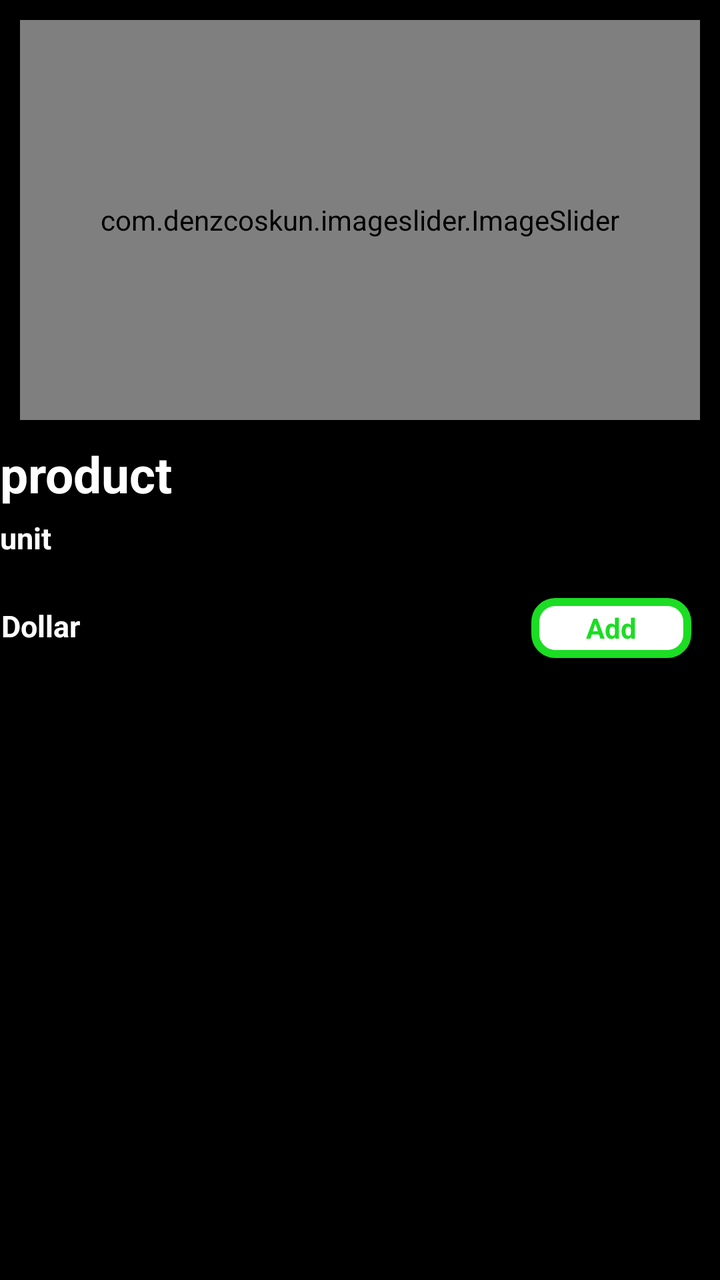
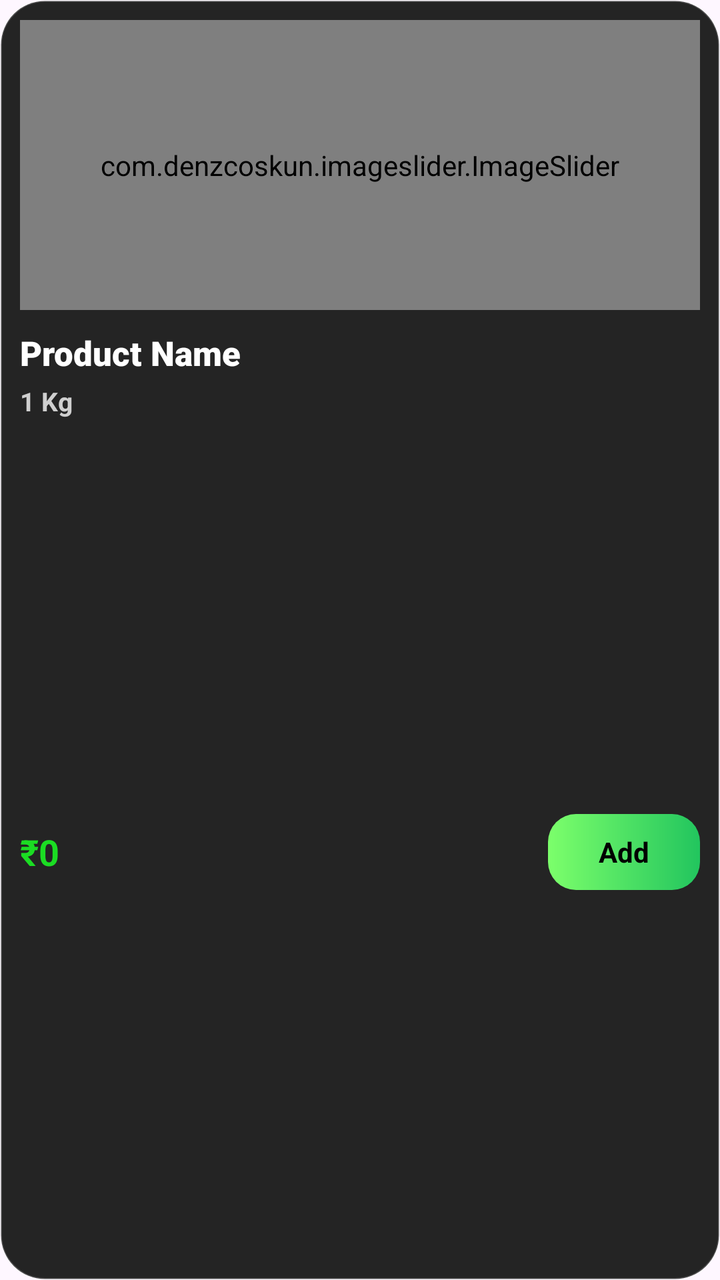

An Android layout rendered at two revisions. The XML below is the earlier revision; the diff shows what the commit changed to produce the second picture.
<!-- AndroidManifest.xml: application theme Theme.Blinklit -->
<!-- res/layout/sample_layout_item_view_product.xml -->
<?xml version="1.0" encoding="utf-8"?>
<LinearLayout xmlns:android="http://schemas.android.com/apk/res/android"
    xmlns:tools="http://schemas.android.com/tools"
    android:layout_width="match_parent"
    xmlns:app="http://schemas.android.com/apk/res-auto"
    android:id="@+id/linearViewPager"
    android:background="@color/black"
    android:orientation="vertical"
    android:layout_margin="10dp"
    android:layout_height="350dp">

    <LinearLayout
        android:layout_width="match_parent"
        android:layout_height="match_parent"
        android:orientation="vertical">

        <com.denzcoskun.imageslider.ImageSlider
            android:id="@+id/imageslider"
            android:layout_width="match_parent"
            app:iss_auto_cycle="false"
            android:layout_margin="10dp"
            app:iss_text_align="center"
            android:layout_height="200dp"/>


        <TextView
            android:id="@+id/showProductName"
            android:layout_width="match_parent"
            android:layout_height="wrap_content"
            android:background="@color/black"
            android:text="product"
            android:textColor="@color/white"
            android:textSize="25sp"
            android:textStyle="bold" />

        <TextView
            android:layout_width="wrap_content"
            android:layout_height="wrap_content"
            android:id="@+id/showProductUnit"
            android:textColor="@color/white"
            android:text="unit"
            android:layout_marginTop="5dp"
            android:textSize="15sp"
            android:textStyle="bold"/>

        <androidx.constraintlayout.widget.ConstraintLayout
            android:layout_width="match_parent"
            android:layout_height="50dp"
            android:layout_marginTop="10dp"
            android:gravity="center_vertical"
            android:orientation="horizontal">

            <TextView
                android:id="@+id/showProductPrice"
                android:layout_width="wrap_content"
                android:layout_height="wrap_content"
                android:layout_marginBottom="16dp"
                android:gravity="start"
                android:text="Dollar"
                android:textColor="@color/white"
                android:textSize="15sp"
                android:textStyle="bold"
                app:layout_constraintBottom_toBottomOf="parent"
                app:layout_constraintEnd_toStartOf="@+id/showProductAdd"
                app:layout_constraintHorizontal_bias="0.003"
                app:layout_constraintStart_toStartOf="parent" />

            <TextView
                android:id="@+id/showProductAdd"
                android:layout_width="80dp"
                android:layout_height="30dp"
                android:layout_margin="10dp"
                android:layout_marginBottom="8dp"
                android:background="@drawable/bg_show_item_view_home"
                android:gravity="center"
                android:text="Add"

                android:textColor="@color/green"
                android:textSize="14sp"
                android:textStyle="bold"
                android:visibility="visible"
                app:layout_constraintBottom_toBottomOf="parent"
                app:layout_constraintEnd_toEndOf="parent"
                app:layout_constraintHorizontal_bias="0.983"
                app:layout_constraintStart_toStartOf="parent" />

            <androidx.constraintlayout.widget.ConstraintLayout

                android:id="@+id/AddCart"
                android:layout_width="100dp"
                android:layout_height="wrap_content"
                app:layout_constraintBottom_toBottomOf="parent"
                android:background="@color/green"
                android:visibility="gone"
                app:layout_constraintEnd_toEndOf="parent"
                app:layout_constraintTop_toTopOf="parent">


                <TextView
                    android:id="@+id/sub"
                    android:layout_width="wrap_content"
                    android:layout_height="wrap_content"
                    android:layout_marginStart="16dp"
                    android:layout_weight="1"
                    android:text="-"
                    android:textColor="@color/white"
                    android:textSize="30sp"
                    android:textStyle="bold"
                    app:layout_constraintBottom_toBottomOf="parent"
                    app:layout_constraintStart_toStartOf="parent"
                    app:layout_constraintTop_toTopOf="parent"
                    app:layout_constraintVertical_bias="0.0" />

                <TextView
                    android:id="@+id/addnum"
                    android:layout_width="wrap_content"
                    android:layout_height="wrap_content"

                    android:layout_weight="1"
                    android:text="+"
                    android:textColor="@color/white"
                    android:textSize="30sp"
                    android:textStyle="bold"
                    app:layout_constraintEnd_toEndOf="parent"
                    app:layout_constraintHorizontal_bias="0.652"
                    app:layout_constraintStart_toEndOf="@+id/num"
                    app:layout_constraintTop_toTopOf="parent" />

                <TextView
                    android:id="@+id/num"
                    android:layout_width="wrap_content"
                    android:layout_height="wrap_content"
                    android:layout_marginStart="12dp"
                    android:layout_weight="1"
                    android:text="1"
                    android:textColor="@color/white"
                    android:textSize="25sp"
                    android:textStyle="bold"
                    app:layout_constraintBottom_toBottomOf="parent"
                    app:layout_constraintStart_toEndOf="@+id/sub"
                    app:layout_constraintTop_toTopOf="parent" />
            </androidx.constraintlayout.widget.ConstraintLayout>

        </androidx.constraintlayout.widget.ConstraintLayout>


    </LinearLayout>

</LinearLayout>
<!-- resources referenced by this layout -->
<resources>
  <color name="black">#FF000000</color>
  <color name="green">#1BDD23</color>
  <color name="white">#FFFFFFFF</color>
  <!-- drawable bg_show_item_view_home (drawable) -->
  <?xml version="1.0" encoding="utf-8"?>
  <shape xmlns:android="http://schemas.android.com/apk/res/android">
      
      <solid android:color="@color/white"/>
  
      
      <corners android:radius="10dp"/>
  
      
      <stroke android:width="4dp" android:color="@color/green"/>
  </shape>
  <style name="Theme.Blinklit" parent="Base.Theme.Blinklit" />
  <style name="Base.Theme.Blinklit" parent="Theme.Material3.DayNight.NoActionBar">
          
          
      </style>
</resources>

<!-- the commit's change to res/layout/sample_layout_item_view_product.xml (unified diff, before → after) -->
@@ -1,149 +1,141 @@
 <?xml version="1.0" encoding="utf-8"?>
-<LinearLayout xmlns:android="http://schemas.android.com/apk/res/android"
+<androidx.constraintlayout.widget.ConstraintLayout
+    xmlns:android="http://schemas.android.com/apk/res/android"
+    xmlns:app="http://schemas.android.com/apk/res-auto"
     xmlns:tools="http://schemas.android.com/tools"
-    android:layout_width="match_parent"
-    xmlns:app="http://schemas.android.com/apk/res-auto"
     android:id="@+id/linearViewPager"
-    android:background="@color/black"
-    android:orientation="vertical"
+    android:layout_width="180dp"
+    android:layout_height="wrap_content"
     android:layout_margin="10dp"
-    android:layout_height="350dp">
+    android:background="@drawable/bg_home_product_card"
+    android:elevation="8dp"
+    android:padding="10dp">
 
+    
+    <com.denzcoskun.imageslider.ImageSlider
+        android:id="@+id/imageslider"
+        android:layout_width="0dp"
+        android:layout_height="145dp"
+        android:background="@drawable/bg_home_product_image"
+        android:padding="4dp"
+        app:iss_auto_cycle="false"
+        app:iss_text_align="center"
+        app:layout_constraintTop_toTopOf="parent"
+        app:layout_constraintStart_toStartOf="parent"
+        app:layout_constraintEnd_toEndOf="parent" />
+
+    
+    <TextView
+        android:id="@+id/showProductName"
+        android:layout_width="0dp"
+        android:layout_height="wrap_content"
+        android:layout_marginTop="10dp"
+        android:ellipsize="end"
+        android:maxLines="1"
+        android:text="Product Name"
+        android:textColor="@color/white"
+        android:textSize="17sp"
+        android:textStyle="bold"
+        android:fontFamily="sans-serif-black"
+        app:layout_constraintTop_toBottomOf="@id/imageslider"
+        app:layout_constraintStart_toStartOf="parent"
+        app:layout_constraintEnd_toEndOf="parent" />
+
+    
+    <TextView
+        android:id="@+id/showProductUnit"
+        android:layout_width="0dp"
+        android:layout_height="wrap_content"
+        android:layout_marginTop="4dp"
+        android:ellipsize="end"
+        android:maxLines="1"
+        android:text="1 Kg"
+        android:textColor="#CFCFCF"
+        android:textSize="13sp"
+        android:textStyle="bold"
+        app:layout_constraintTop_toBottomOf="@id/showProductName"
+        app:layout_constraintStart_toStartOf="parent"
+        app:layout_constraintEnd_toEndOf="parent" />
+
+    
+    <TextView
+        android:id="@+id/showProductPrice"
+        android:layout_width="0dp"
+        android:layout_height="wrap_content"
+        android:layout_marginTop="12dp"
+        android:layout_marginEnd="8dp"
+        android:text="₹0"
+        android:textColor="@color/green"
+        android:textSize="18sp"
+        android:textStyle="bold"
+        app:layout_constraintTop_toBottomOf="@id/showProductUnit"
+        app:layout_constraintStart_toStartOf="parent"
+        app:layout_constraintEnd_toStartOf="@id/showProductAdd"
+        app:layout_constraintBottom_toBottomOf="parent" />
+
+    
+    <TextView
+        android:id="@+id/showProductAdd"
+        android:layout_width="76dp"
+        android:layout_height="38dp"
+        android:background="@drawable/bg_product_add_button"
+        android:gravity="center"
+        android:text="Add"
+        android:textColor="@color/black"
+        android:textSize="14sp"
+        android:textStyle="bold"
+        android:visibility="visible"
+        app:layout_constraintTop_toTopOf="@id/showProductPrice"
+        app:layout_constraintBottom_toBottomOf="@id/showProductPrice"
+        app:layout_constraintEnd_toEndOf="parent" />
+
+    
     <LinearLayout
-        android:layout_width="match_parent"
-        android:layout_height="match_parent"
-        android:orientation="vertical">
-
-        <com.denzcoskun.imageslider.ImageSlider
-            android:id="@+id/imageslider"
-            android:layout_width="match_parent"
-            app:iss_auto_cycle="false"
-            android:layout_margin="10dp"
-            app:iss_text_align="center"
-            android:layout_height="200dp"/>
-
+        android:id="@+id/AddCart"
+        android:layout_width="92dp"
+        android:layout_height="38dp"
+        android:background="@drawable/bg_product_counter"
+        android:gravity="center"
+        android:orientation="horizontal"
+        android:paddingStart="8dp"
+        android:paddingEnd="8dp"
+        android:visibility="gone"
+        app:layout_constraintTop_toTopOf="@id/showProductPrice"
+        app:layout_constraintBottom_toBottomOf="@id/showProductPrice"
+        app:layout_constraintEnd_toEndOf="parent"
+        tools:visibility="visible">
 
         <TextView
-            android:id="@+id/showProductName"
-            android:layout_width="match_parent"
-            android:layout_height="wrap_content"
-            android:background="@color/black"
-            android:text="product"
+            android:id="@+id/sub"
+            android:layout_width="28dp"
+            android:layout_height="match_parent"
+            android:gravity="center"
+            android:text="-"
             android:textColor="@color/white"
-            android:textSize="25sp"
+            android:textSize="22sp"
             android:textStyle="bold" />
 
         <TextView
-            android:layout_width="wrap_content"
-            android:layout_height="wrap_content"
-            android:id="@+id/showProductUnit"
+            android:id="@+id/num"
+            android:layout_width="0dp"
+            android:layout_height="match_parent"
+            android:layout_weight="1"
+            android:gravity="center"
+            android:text="1"
             android:textColor="@color/white"
-            android:text="unit"
-            android:layout_marginTop="5dp"
-            android:textSize="15sp"
-            android:textStyle="bold"/>
+            android:textSize="16sp"
+            android:textStyle="bold" />
 
-        <androidx.constraintlayout.widget.ConstraintLayout
-            android:layout_width="match_parent"
-            android:layout_height="50dp"
-            android:layout_marginTop="10dp"
-            android:gravity="center_vertical"
-            android:orientation="horizontal">
-
-            <TextView
-                android:id="@+id/showProductPrice"
-                android:layout_width="wrap_content"
-                android:layout_height="wrap_content"
-                android:layout_marginBottom="16dp"
-                android:gravity="start"
-                android:text="Dollar"
-                android:textColor="@color/white"
-                android:textSize="15sp"
-                android:textStyle="bold"
-                app:layout_constraintBottom_toBottomOf="parent"
-                app:layout_constraintEnd_toStartOf="@+id/showProductAdd"
-                app:layout_constraintHorizontal_bias="0.003"
-                app:layout_constraintStart_toStartOf="parent" />
-
-            <TextView
-                android:id="@+id/showProductAdd"
-                android:layout_width="80dp"
-                android:layout_height="30dp"
-                android:layout_margin="10dp"
-                android:layout_marginBottom="8dp"
-                android:background="@drawable/bg_show_item_view_home"
-                android:gravity="center"
-                android:text="Add"
-
-                android:textColor="@color/green"
-                android:textSize="14sp"
-                android:textStyle="bold"
-                android:visibility="visible"
-                app:layout_constraintBottom_toBottomOf="parent"
-                app:layout_constraintEnd_toEndOf="parent"
-                app:layout_constraintHorizontal_bias="0.983"
-                app:layout_constraintStart_toStartOf="parent" />
-
-            <androidx.constraintlayout.widget.ConstraintLayout
-
-                android:id="@+id/AddCart"
-                android:layout_width="100dp"
-                android:layout_height="wrap_content"
-                app:layout_constraintBottom_toBottomOf="parent"
-                android:background="@color/green"
-                android:visibility="gone"
-                app:layout_constraintEnd_toEndOf="parent"
-                app:layout_constraintTop_toTopOf="parent">
-
-
-                <TextView
-                    android:id="@+id/sub"
-                    android:layout_width="wrap_content"
-                    android:layout_height="wrap_content"
-                    android:layout_marginStart="16dp"
-                    android:layout_weight="1"
-                    android:text="-"
-                    android:textColor="@color/white"
-                    android:textSize="30sp"
-                    android:textStyle="bold"
-                    app:layout_constraintBottom_toBottomOf="parent"
-                    app:layout_constraintStart_toStartOf="parent"
-                    app:layout_constraintTop_toTopOf="parent"
-                    app:layout_constraintVertical_bias="0.0" />
-
-                <TextView
-                    android:id="@+id/addnum"
-                    android:layout_width="wrap_content"
-                    android:layout_height="wrap_content"
-
-                    android:layout_weight="1"
-                    android:text="+"
-                    android:textColor="@color/white"
-                    android:textSize="30sp"
-                    android:textStyle="bold"
-                    app:layout_constraintEnd_toEndOf="parent"
-                    app:layout_constraintHorizontal_bias="0.652"
-                    app:layout_constraintStart_toEndOf="@+id/num"
-                    app:layout_constraintTop_toTopOf="parent" />
-
-                <TextView
-                    android:id="@+id/num"
-                    android:layout_width="wrap_content"
-                    android:layout_height="wrap_content"
-                    android:layout_marginStart="12dp"
-                    android:layout_weight="1"
-                    android:text="1"
-                    android:textColor="@color/white"
-                    android:textSize="25sp"
-                    android:textStyle="bold"
-                    app:layout_constraintBottom_toBottomOf="parent"
-                    app:layout_constraintStart_toEndOf="@+id/sub"
-                    app:layout_constraintTop_toTopOf="parent" />
-            </androidx.constraintlayout.widget.ConstraintLayout>
-
-        </androidx.constraintlayout.widget.ConstraintLayout>
-
+        <TextView
+            android:id="@+id/addnum"
+            android:layout_width="28dp"
+            android:layout_height="match_parent"
+            android:gravity="center"
+            android:text="+"
+            android:textColor="@color/white"
+            android:textSize="22sp"
+            android:textStyle="bold" />
 
     </LinearLayout>
 
-</LinearLayout>
+</androidx.constraintlayout.widget.ConstraintLayout>
<!-- resource entries referenced after the edit -->
@@ -3,17 +3,38 @@
   <color name="black">#FF000000</color>
   <color name="green">#1BDD23</color>
   <color name="white">#FFFFFFFF</color>
-  <!-- drawable bg_show_item_view_home (drawable) -->
+  <!-- drawable bg_home_product_card (drawable) -->
   <?xml version="1.0" encoding="utf-8"?>
   <shape xmlns:android="http://schemas.android.com/apk/res/android">
-      
-      <solid android:color="@color/white"/>
-  
-      
-      <corners android:radius="10dp"/>
-  
-      
-      <stroke android:width="4dp" android:color="@color/green"/>
+      <solid android:color="#242424" />
+      <corners android:radius="22dp" />
+      <stroke
+          android:width="1dp"
+          android:color="#30FFFFFF" />
+  </shape>
+  <!-- drawable bg_home_product_image (drawable) -->
+  <?xml version="1.0" encoding="utf-8"?>
+  <shape xmlns:android="http://schemas.android.com/apk/res/android">
+      <solid android:color="#111111" />
+      <corners android:radius="18dp" />
+      <stroke
+          android:width="1dp"
+          android:color="#22FFFFFF" />
+  </shape>
+  <!-- drawable bg_product_add_button (drawable) -->
+  <?xml version="1.0" encoding="utf-8"?>
+  <shape xmlns:android="http://schemas.android.com/apk/res/android">
+      <gradient
+          android:startColor="#7CFF6B"
+          android:endColor="#22C55E"
+          android:angle="0" />
+      <corners android:radius="14dp" />
+  </shape>
+  <!-- drawable bg_product_counter (drawable) -->
+  <?xml version="1.0" encoding="utf-8"?>
+  <shape xmlns:android="http://schemas.android.com/apk/res/android">
+      <solid android:color="#22C55E" />
+      <corners android:radius="14dp" />
   </shape>
   <style name="Theme.Blinklit" parent="Base.Theme.Blinklit" />
   <style name="Base.Theme.Blinklit" parent="Theme.Material3.DayNight.NoActionBar">
